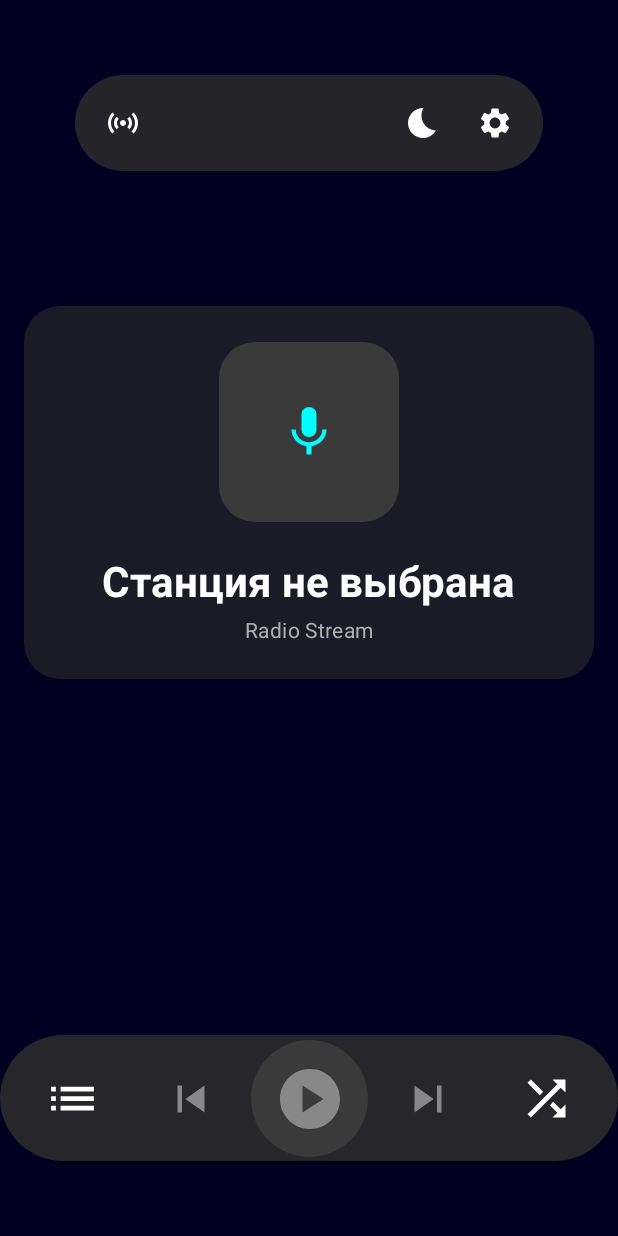
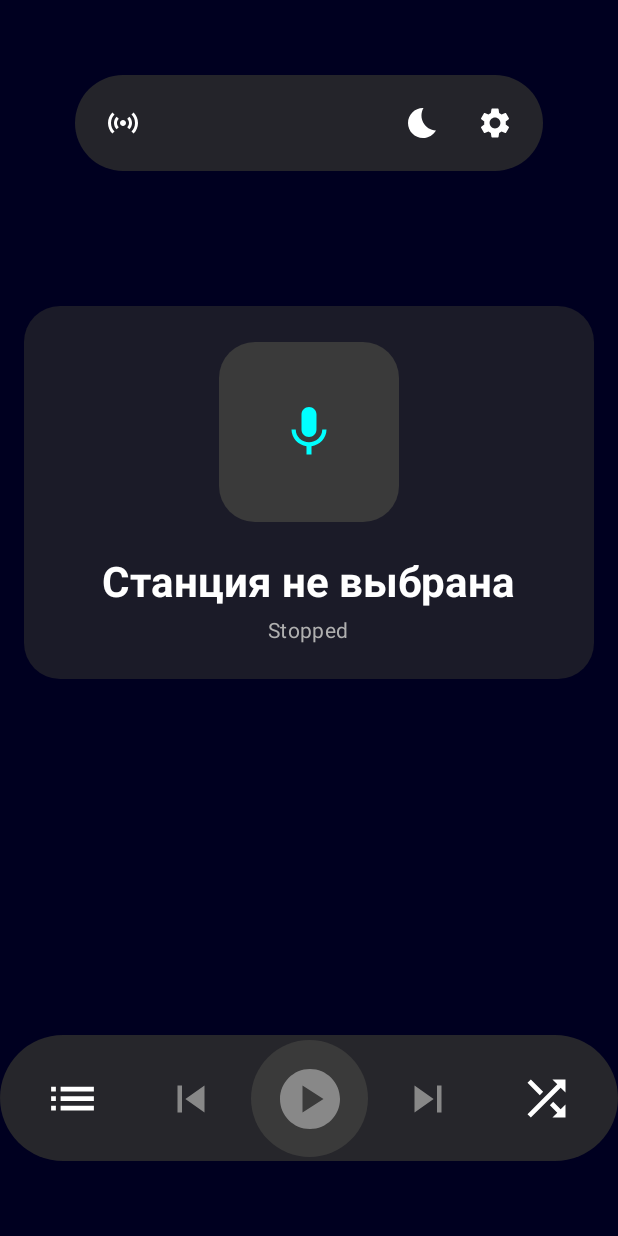
Before and after one commit to ShakurAlive/PaxRadio, an Android app built with Jetpack Compose: the screen it shows after launch (MainActivity), on a phone screen of 412 x 824 dp. Run offline under Robolectric (Android 15) with nearby library versions, the phone set to English and light mode, and no system bars; our stand-ins replace Dagger/Hilt's generated code; pictures from the network do not load; 4 statements that could not run were skipped.

Commit message:
Update NowPlayingCard to display player state and add new radio stations

```diff
--- a/app/src/main/java/com/pax/radio/data/PlayerState.kt
+++ b/app/src/main/java/com/pax/radio/data/PlayerState.kt
@@ -4,6 +4,7 @@ sealed class PlayerState {
     object Idle : PlayerState()
     object Playing : PlayerState()
     object Paused : PlayerState()
+    object Buffering : PlayerState()
     object Error : PlayerState()
     object NoStream : PlayerState()
 }
--- a/app/src/main/java/com/pax/radio/ui/MainActivity.kt
+++ b/app/src/main/java/com/pax/radio/ui/MainActivity.kt
@@ -205,6 +205,7 @@ private fun MainRadioScreen(
                     NowPlayingCard(
                         station = current,
                         trackTitle = trackTitle,
+                        playerState = playerState,
                         onToggleFavorite = {
                             current?.let { streamingVm.toggleFavorite(it.id) }
                         }
--- a/app/src/main/java/com/pax/radio/ui/components/NowPlayingCard.kt
+++ b/app/src/main/java/com/pax/radio/ui/components/NowPlayingCard.kt
@@ -22,6 +22,7 @@ import androidx.compose.ui.unit.dp
 import androidx.compose.ui.unit.sp
 import coil.compose.SubcomposeAsyncImage
 import coil.request.ImageRequest
+import com.pax.radio.data.PlayerState
 import com.pax.radio.data.RadioStation
 import com.pax.radio.ui.theme.CardBackground
 
@@ -29,6 +30,7 @@ import com.pax.radio.ui.theme.CardBackground
 fun NowPlayingCard(
     station: RadioStation?,
     trackTitle: String?,
+    playerState: PlayerState,
     modifier: Modifier = Modifier,
     onToggleFavorite: () -> Unit = {}
 ) {
@@ -55,8 +57,13 @@ fun NowPlayingCard(
                 Spacer(modifier = Modifier.height(24.dp))
 
                 // Station Name
+                val stationName = station?.name ?: "Станция не выбрана"
+                val nameParts = stationName.split(" (", limit = 2)
+                val mainName = nameParts.getOrNull(0) ?: stationName
+                val region = if (nameParts.size > 1) "(${nameParts[1]}" else null
+
                 Text(
-                    text = station?.name ?: "Станция не выбрана",
+                    text = mainName,
                     style = MaterialTheme.typography.headlineMedium,
                     fontWeight = FontWeight.Bold,
                     color = Color.White,
@@ -65,11 +72,30 @@ fun NowPlayingCard(
                     overflow = TextOverflow.Ellipsis
                 )
 
+                region?.let {
+                    Text(
+                        text = it,
+                        style = MaterialTheme.typography.bodyLarge,
+                        color = Color.Gray,
+                        fontSize = 18.sp,
+                        maxLines = 1,
+                        overflow = TextOverflow.Ellipsis
+                    )
+                }
+
                 Spacer(modifier = Modifier.height(8.dp))
 
                 // Track info
+                val statusText = when (playerState) {
+                    is PlayerState.Playing -> trackTitle ?: "Radio Stream"
+                    is PlayerState.Buffering -> "Buffering..."
+                    is PlayerState.Error -> "Playback Error"
+                    is PlayerState.NoStream -> "Stream not available"
+                    else -> "Stopped"
+                }
+
                 Text(
-                    text = trackTitle ?: "Radio Stream",
+                    text = statusText,
                     style = MaterialTheme.typography.bodyMedium,
                     color = Color(0xFFB0B0B0),
                     maxLines = 1,
@@ -104,8 +130,10 @@ private fun StationLogo(
 ) {
     val context = LocalContext.current
     val imageRequest = remember(imageUrl) {
+        val imagePath = imageUrl?.let { "file:///android_asset/$it" }
+            ?: "file:///android_asset/radio_assets/logos/default.png"
         ImageRequest.Builder(context)
-            .data(imageUrl?.let { "file:///android_asset/$it" })
+            .data(imagePath)
             .crossfade(true)
             .build()
     }
--- a/app/src/main/java/com/pax/radio/ui/streaming/StreamingViewModel.kt
+++ b/app/src/main/java/com/pax/radio/ui/streaming/StreamingViewModel.kt
@@ -177,7 +177,7 @@ class StreamingViewModel @Inject constructor(
 
     fun toggle() {
         when (_playerState.value) {
-            is PlayerState.Playing -> {
+            is PlayerState.Playing, is PlayerState.Buffering -> {
                 player.pause()
                 _playerState.value = PlayerState.Paused
             }
```
Also changed, not shown: app/src/main/assets/radio_assets/logos/baltik-plius.png (added), app/src/main/assets/radio_assets/logos/default.png (added), app/src/main/assets/radio_assets/logos/europakg.png (added), app/src/main/assets/radio_assets/logos/hitfm-kg.png (added), app/src/main/assets/radio_assets/logos/retrofm-kg.png (added), 1 other file.
